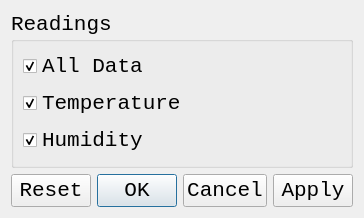
First picture: the form in readingsdialogbox.ui, repository UniversalKraftr/HuTemp, before the edit.
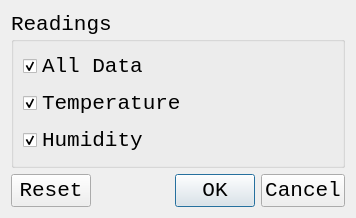
Second picture: the form after the edit.

Patch:
```diff
--- a/readingsdialogbox.ui
+++ b/readingsdialogbox.ui
@@ -68,10 +68,10 @@
    <item>
     <widget class="QDialogButtonBox" name="ReadingsDialogBoxButtons">
      <property name="standardButtons">
-      <set>QDialogButtonBox::Apply|QDialogButtonBox::Cancel|QDialogButtonBox::Ok|QDialogButtonBox::Reset</set>
+      <set>QDialogButtonBox::Cancel|QDialogButtonBox::Ok|QDialogButtonBox::Reset</set>
      </property>
      <property name="centerButtons">
-      <bool>true</bool>
+      <bool>false</bool>
      </property>
     </widget>
    </item>
```
